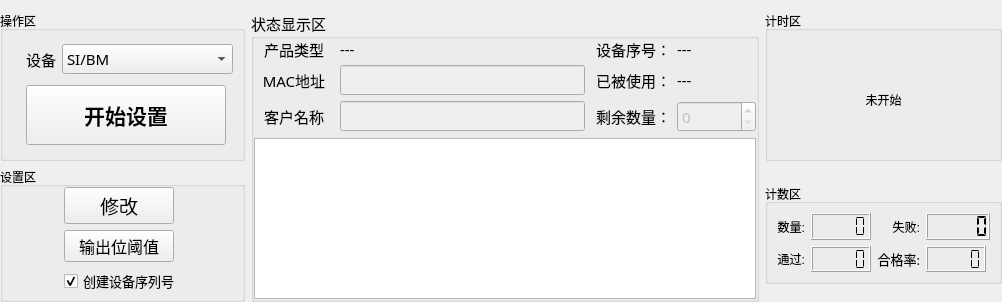
First picture: the form in PDU-Settings/home/home_workwid.ui, repository ChinaClever/PDU-Settings, before the edit.
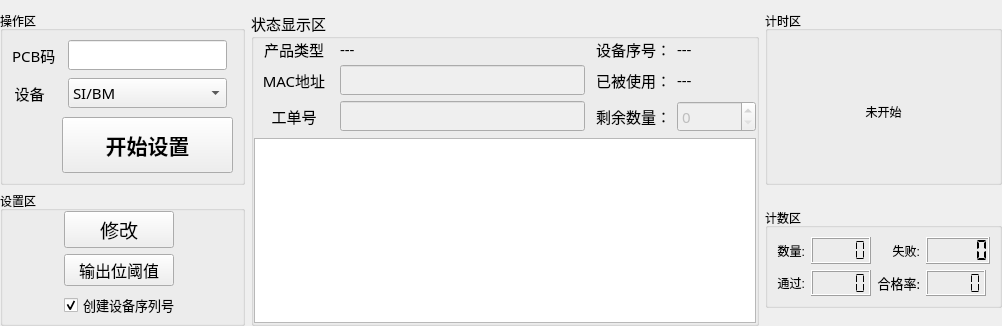
Second picture: the form after the edit.

```diff
--- a/PDU-Settings/home/home_workwid.ui
+++ b/PDU-Settings/home/home_workwid.ui
@@ -7,7 +7,7 @@
     <x>0</x>
     <y>0</y>
     <width>1002</width>
-    <height>290</height>
+    <height>326</height>
    </rect>
   </property>
   <property name="windowTitle">
@@ -214,7 +214,7 @@
          </size>
         </property>
         <property name="text">
-         <string>客户名称</string>
+         <string>工单号</string>
         </property>
         <property name="alignment">
          <set>Qt::AlignCenter</set>
@@ -578,74 +578,7 @@
       <string>操作区</string>
      </property>
      <layout class="QGridLayout" name="gridLayout_2">
-      <item row="1" column="0">
-       <spacer name="horizontalSpacer_4">
-        <property name="orientation">
-         <enum>Qt::Horizontal</enum>
-        </property>
-        <property name="sizeHint" stdset="0">
-         <size>
-          <width>54</width>
-          <height>20</height>
-         </size>
-        </property>
-       </spacer>
-      </item>
-      <item row="0" column="0">
-       <spacer name="horizontalSpacer">
-        <property name="orientation">
-         <enum>Qt::Horizontal</enum>
-        </property>
-        <property name="sizeHint" stdset="0">
-         <size>
-          <width>50</width>
-          <height>20</height>
-         </size>
-        </property>
-       </spacer>
-      </item>
-      <item row="0" column="3">
-       <spacer name="horizontalSpacer_2">
-        <property name="orientation">
-         <enum>Qt::Horizontal</enum>
-        </property>
-        <property name="sizeHint" stdset="0">
-         <size>
-          <width>37</width>
-          <height>20</height>
-         </size>
-        </property>
-       </spacer>
-      </item>
-      <item row="0" column="1">
-       <widget class="QLabel" name="label_9">
-        <property name="minimumSize">
-         <size>
-          <width>0</width>
-          <height>35</height>
-         </size>
-        </property>
-        <property name="maximumSize">
-         <size>
-          <width>35</width>
-          <height>35</height>
-         </size>
-        </property>
-        <property name="font">
-         <font>
-          <family>微软雅黑</family>
-          <pointsize>11</pointsize>
-         </font>
-        </property>
-        <property name="text">
-         <string>设备</string>
-        </property>
-        <property name="alignment">
-         <set>Qt::AlignCenter</set>
-        </property>
-       </widget>
-      </item>
-      <item row="1" column="1" colspan="2">
+      <item row="2" column="1" colspan="3">
        <widget class="QPushButton" name="startBtn">
         <property name="minimumSize">
          <size>
@@ -663,7 +596,6 @@
          <font>
           <family>微软雅黑</family>
           <pointsize>16</pointsize>
-          <weight>75</weight>
           <bold>true</bold>
          </font>
         </property>
@@ -672,7 +604,20 @@
         </property>
        </widget>
       </item>
-      <item row="1" column="3">
+      <item row="0" column="4">
+       <spacer name="horizontalSpacer_2">
+        <property name="orientation">
+         <enum>Qt::Horizontal</enum>
+        </property>
+        <property name="sizeHint" stdset="0">
+         <size>
+          <width>37</width>
+          <height>20</height>
+         </size>
+        </property>
+       </spacer>
+      </item>
+      <item row="2" column="4">
        <spacer name="horizontalSpacer_3">
         <property name="orientation">
          <enum>Qt::Horizontal</enum>
@@ -685,7 +630,48 @@
         </property>
        </spacer>
       </item>
-      <item row="0" column="2">
+      <item row="2" column="0">
+       <spacer name="horizontalSpacer_4">
+        <property name="orientation">
+         <enum>Qt::Horizontal</enum>
+        </property>
+        <property name="sizeHint" stdset="0">
+         <size>
+          <width>54</width>
+          <height>20</height>
+         </size>
+        </property>
+       </spacer>
+      </item>
+      <item row="1" column="0">
+       <widget class="QLabel" name="label_9">
+        <property name="minimumSize">
+         <size>
+          <width>0</width>
+          <height>35</height>
+         </size>
+        </property>
+        <property name="maximumSize">
+         <size>
+          <width>35</width>
+          <height>35</height>
+         </size>
+        </property>
+        <property name="font">
+         <font>
+          <family>微软雅黑</family>
+          <pointsize>11</pointsize>
+         </font>
+        </property>
+        <property name="text">
+         <string>设备</string>
+        </property>
+        <property name="alignment">
+         <set>Qt::AlignCenter</set>
+        </property>
+       </widget>
+      </item>
+      <item row="1" column="2">
        <widget class="QComboBox" name="typeComboBox">
         <property name="minimumSize">
          <size>
@@ -754,6 +740,34 @@
           <string>ZPDU米尔</string>
          </property>
         </item>
+        <item>
+         <property name="text">
+          <string>ZPDU米尔网络安全</string>
+         </property>
+        </item>
+       </widget>
+      </item>
+      <item row="0" column="0">
+       <widget class="QLabel" name="pcb_label">
+        <property name="font">
+         <font>
+          <family>微软雅黑</family>
+          <pointsize>11</pointsize>
+         </font>
+        </property>
+        <property name="text">
+         <string>PCB码</string>
+        </property>
+       </widget>
+      </item>
+      <item row="0" column="2">
+       <widget class="QLineEdit" name="pcbEdit">
+        <property name="font">
+         <font>
+          <family>微软雅黑</family>
+          <pointsize>11</pointsize>
+         </font>
+        </property>
        </widget>
       </item>
      </layout>
```
Left out of the diff: 476 changed lines with no effect on the pictures.
